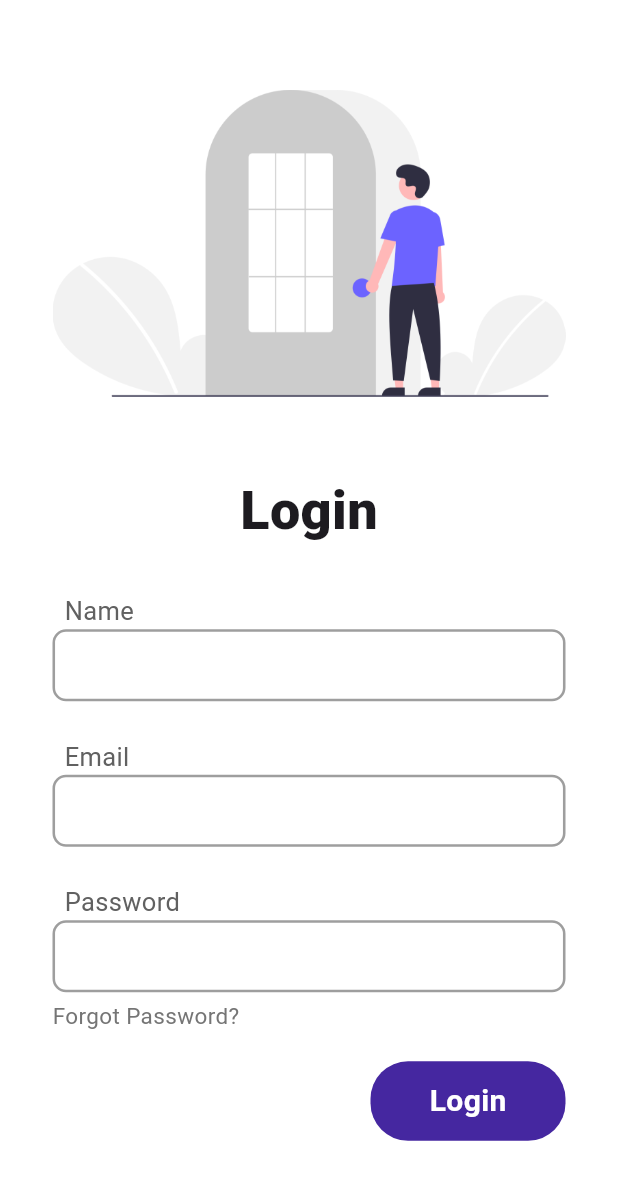
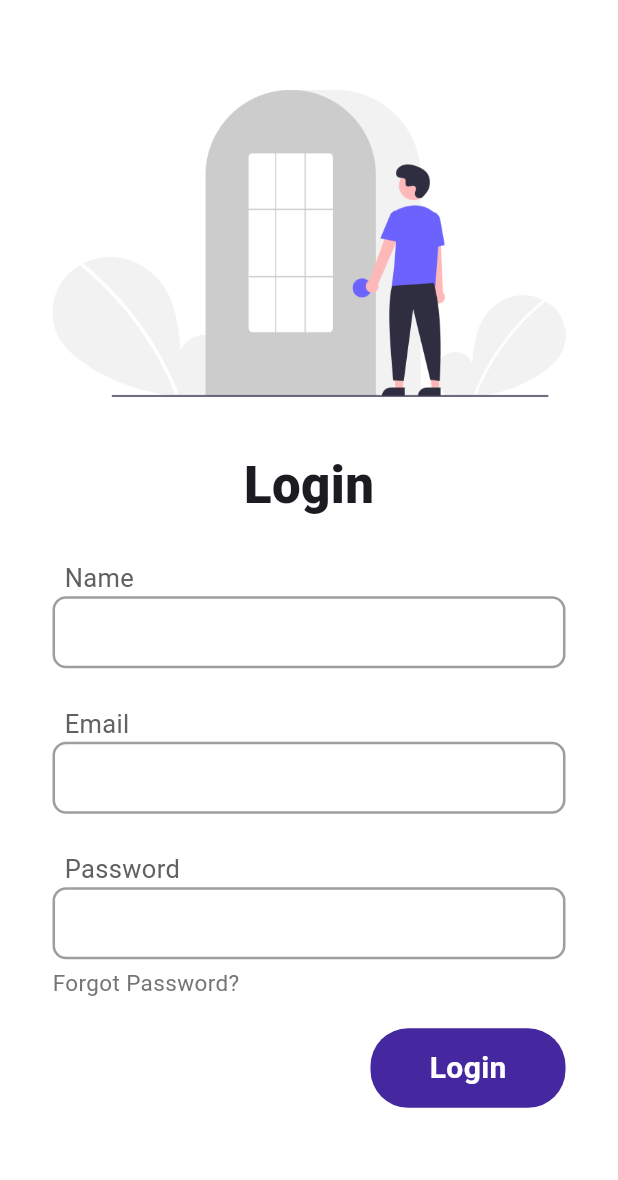
Before and after one commit to quraishiaaysha05/dribbble-login-ui-clone, a Flutter app: the screen it shows after launch, after a tap on "Login", on a phone screen of 412 x 824 dp. Shown: the top 1180 px of the screen. Run offline on Flutter 3.47's test engine with Material 3 defaults, Android fonts, the phone set to English and light mode, and no system bars.

Commit message:
Your commit message here

```diff
--- a/lib/components/my_text_field.dart
+++ b/lib/components/my_text_field.dart
@@ -33,7 +33,8 @@ class MyTextField extends StatelessWidget {
               borderRadius: BorderRadius.circular(9),
               borderSide: BorderSide(color: Colors.grey.shade500, width: 1.7),
             ),
-              contentPadding: EdgeInsets.all(10)),
+            contentPadding: EdgeInsets.symmetric(horizontal: 2, vertical: 2),
+          ),
         ),
       ],
     );
--- a/lib/login_page.dart
+++ b/lib/login_page.dart
@@ -17,17 +17,17 @@ class LoginPage extends StatelessWidget {
             // Img
             Image.asset('assets/login.png'),
 
-            SizedBox(height: 50),
+            SizedBox(height: 35),
 
             Text(
               'Login',
               style: TextStyle(
-                fontSize: 36,
+                fontSize: 34,
                 fontWeight: FontWeight.w900,
               ),
             ),
 
-            SizedBox(height: 30),
+            SizedBox(height: 25),
 
             // Text fields
             Align(
--- a/lib/welcome_page.dart
+++ b/lib/welcome_page.dart
@@ -26,7 +26,7 @@ class _WelcomePageState extends State<WelcomePage> {
               children: [
                 // img
                 Image.asset('assets/welcome.png'),
-                SizedBox(height: 25),
+                SizedBox(height: 20),
 
                 // hello
                 Text(
@@ -129,7 +129,7 @@ class _WelcomePageState extends State<WelcomePage> {
             ),
             Positioned(
               left: 40,
-              top: 160,
+              top: 120,
               child: Icon(
                 Icons.circle_outlined,
                 color: Colors.deepPurple[800],
@@ -139,7 +139,7 @@ class _WelcomePageState extends State<WelcomePage> {
             Positioned(
               left: 0,
               right: 0,
-              top: 50,
+              top: 40,
               child: Icon(
                 Icons.circle,
                 color: Colors.deepPurple[800],
@@ -147,12 +147,12 @@ class _WelcomePageState extends State<WelcomePage> {
               ),
             ),
             Positioned(
-              left: 75,
-              top: 75,
+              left: 78,
+              top: 57,
               child: Icon(
                 Icons.auto_awesome,
                 color: Colors.grey[400],
-                size: 26,
+                size: 25,
               ),
             ),
             Positioned(
@@ -165,21 +165,21 @@ class _WelcomePageState extends State<WelcomePage> {
               ),
             ),
             Positioned(
-              right: 85,
-              top: 150,
+              right: 75,
+              top: 130,
               child: Icon(
                 Icons.auto_awesome,
                 color: Colors.deepPurple[800],
-                size: 28,
+                size: 26,
               ),
             ),
             Positioned(
-              right: 65,
-              top: 270,
+              right: 55,
+              top: 220,
               child: Icon(
                 Icons.auto_awesome,
                 color: Colors.grey[400],
-                size: 20,
+                size: 18,
               ),
             ),
           ],
```
Lines whose indentation alone changed are shown as unchanged.
